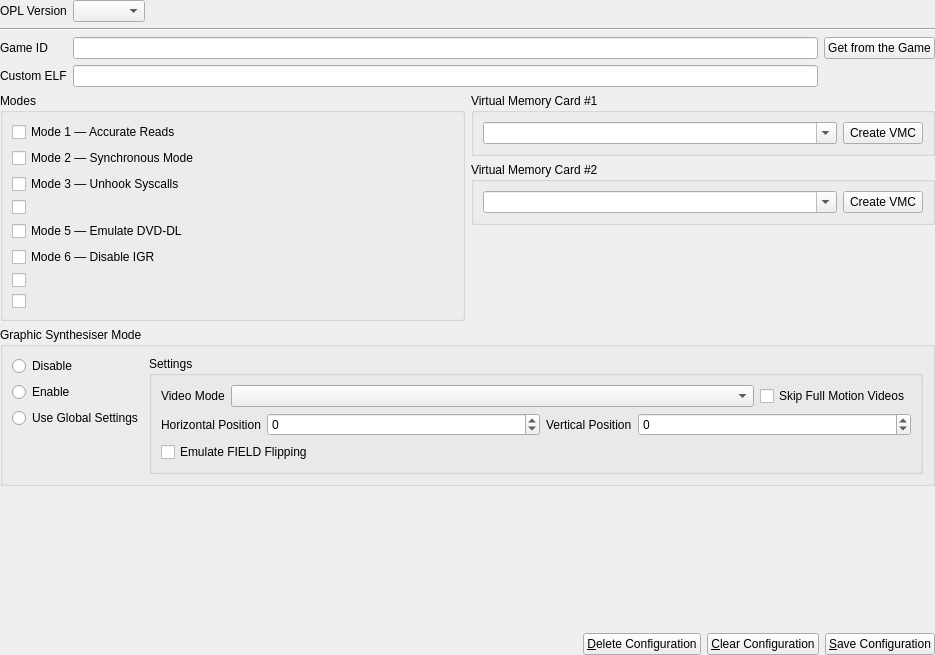
This is src/OplPcTools/UI/GameConfigWidget.ui in brainstream/OPL-PC-Tools as Qt 5 draws it before an edit. The edited form follows.
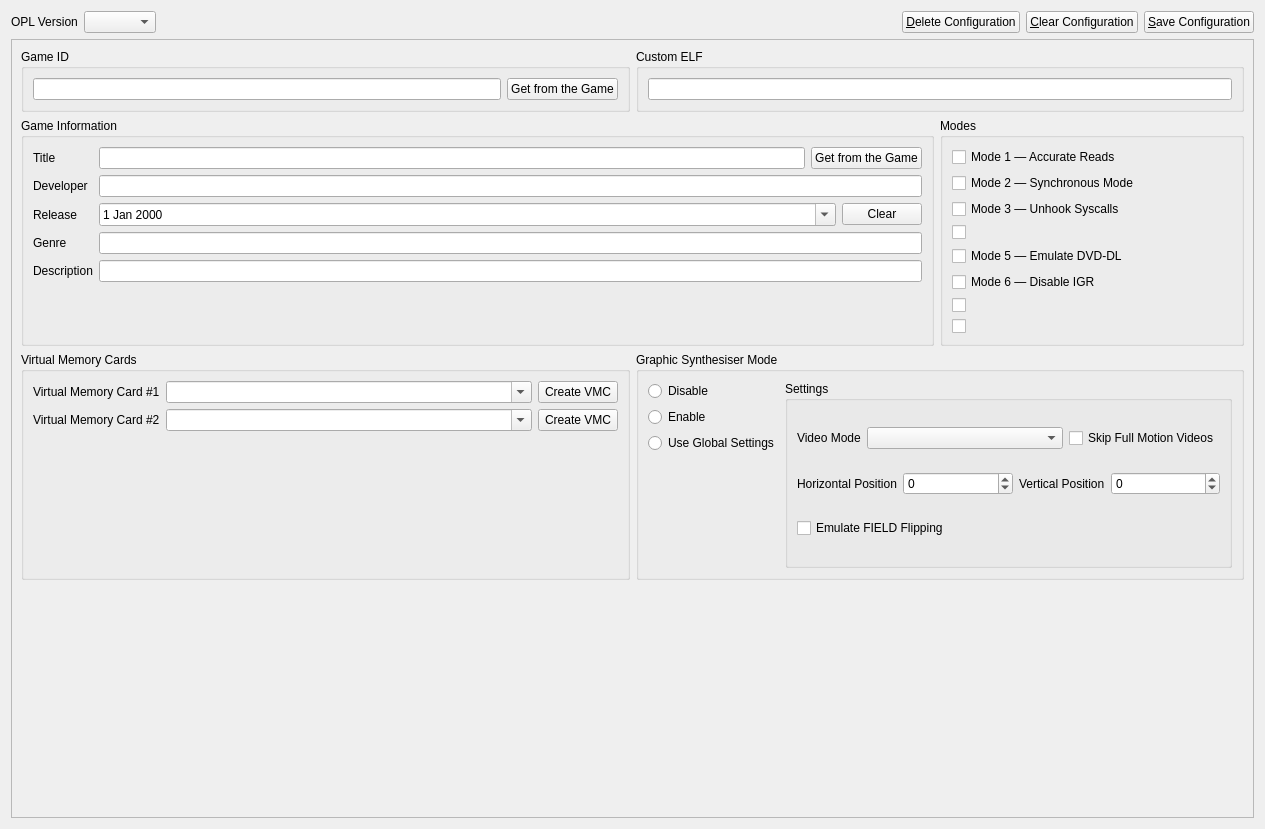
This is the edited form. Icons and pictures are not drawn.

Commit message:
Game configuration: several fields added
- Title
- Genre
- Developer
- Release date
- Description

```diff
--- a/src/OplPcTools/UI/GameConfigWidget.ui
+++ b/src/OplPcTools/UI/GameConfigWidget.ui
@@ -6,37 +6,16 @@
    <rect>
     <x>0</x>
     <y>0</y>
-    <width>935</width>
-    <height>655</height>
+    <width>1265</width>
+    <height>829</height>
    </rect>
   </property>
   <property name="windowTitle">
    <string notr="true"/>
   </property>
   <layout class="QVBoxLayout" name="verticalLayout">
-   <property name="leftMargin">
-    <number>0</number>
-   </property>
-   <property name="topMargin">
-    <number>0</number>
-   </property>
-   <property name="rightMargin">
-    <number>0</number>
-   </property>
-   <property name="bottomMargin">
-    <number>0</number>
-   </property>
    <item>
-    <layout class="QGridLayout" name="mp_layout_4">
-     <item row="4" column="1">
-      <widget class="QLineEdit" name="mp_edit_elf">
-       <property name="clearButtonEnabled">
-        <bool>true</bool>
-       </property>
-      </widget>
-     </item>
-     <item row="0" column="0" colspan="3">
-      <layout class="QHBoxLayout" name="mp_layout_5">
+    <layout class="QHBoxLayout" name="mp_layout">
        <item>
         <widget class="QLabel" name="mp_label_opl_version">
          <property name="text">
@@ -48,7 +27,7 @@
         <widget class="QComboBox" name="mp_combo_opl_version"/>
        </item>
        <item>
-        <spacer name="mp_spacer_4">
+      <spacer name="mp_spacer_3">
          <property name="orientation">
           <enum>Qt::Orientation::Horizontal</enum>
          </property>
@@ -60,53 +39,250 @@
          </property>
         </spacer>
        </item>
-      </layout>
-     </item>
-     <item row="3" column="0">
-      <widget class="QLabel" name="mp_label_game_id">
-       <property name="text">
+     <item>
+      <widget class="QPushButton" name="mp_btn_delete">
+       <property name="text">
+        <string>&amp;Delete Configuration</string>
+       </property>
+       <property name="icon">
+        <iconset resource="../Resources/Resources.qrc">
+         <normaloff>:/images/delete</normaloff>:/images/delete</iconset>
+       </property>
+      </widget>
+     </item>
+     <item>
+      <widget class="QPushButton" name="mp_btn_clear">
+       <property name="text">
+        <string>&amp;Clear Configuration</string>
+       </property>
+       <property name="icon">
+        <iconset resource="../Resources/Resources.qrc">
+         <normaloff>:/images/clear</normaloff>:/images/clear</iconset>
+       </property>
+      </widget>
+     </item>
+     <item>
+      <widget class="QPushButton" name="mp_btn_save">
+       <property name="text">
+        <string>&amp;Save Configuration</string>
+       </property>
+       <property name="icon">
+        <iconset resource="../Resources/Resources.qrc">
+         <normaloff>:/images/save</normaloff>:/images/save</iconset>
+       </property>
+      </widget>
+     </item>
+    </layout>
+   </item>
+   <item>
+    <widget class="QScrollArea" name="mp_scroll_area">
+     <property name="widgetResizable">
+      <bool>true</bool>
+     </property>
+     <widget class="QWidget" name="mp_scroll_widget">
+      <property name="geometry">
+       <rect>
+        <x>0</x>
+        <y>0</y>
+        <width>1253</width>
+        <height>775</height>
+       </rect>
+      </property>
+      <layout class="QVBoxLayout" name="verticalLayout_2">
+       <item>
+        <layout class="QHBoxLayout" name="mp_layout_3">
+         <item>
+          <widget class="QGroupBox" name="mp_groupbox_game_id">
+           <property name="title">
         <string>Game ID</string>
        </property>
-      </widget>
-     </item>
-     <item row="3" column="2">
-      <widget class="QPushButton" name="mp_btn_id_from_game">
-       <property name="text">
-        <string>Get from the Game</string>
-       </property>
-       <property name="icon">
-        <iconset resource="../Resources/Resources.qrc">
-         <normaloff>:/images/restore</normaloff>:/images/restore</iconset>
-       </property>
-      </widget>
-     </item>
-     <item row="3" column="1">
+           <layout class="QHBoxLayout" name="horizontalLayout_8">
+            <item>
       <widget class="QLineEdit" name="mp_edit_game_id">
        <property name="clearButtonEnabled">
         <bool>true</bool>
        </property>
       </widget>
      </item>
-     <item row="4" column="0">
-      <widget class="QLabel" name="mp_label_elf">
+            <item>
+             <widget class="QPushButton" name="mp_btn_id_from_game">
        <property name="text">
+               <string>Get from the Game</string>
+              </property>
+              <property name="icon">
+               <iconset resource="../Resources/Resources.qrc">
+                <normaloff>:/images/restore</normaloff>:/images/restore</iconset>
+              </property>
+             </widget>
+            </item>
+           </layout>
+          </widget>
+         </item>
+         <item>
+          <widget class="QGroupBox" name="mp_groupbox_custom_elf">
+           <property name="title">
         <string>Custom ELF</string>
        </property>
-      </widget>
-     </item>
-     <item row="1" column="0" colspan="3">
-      <widget class="Line" name="mp_line">
-       <property name="orientation">
-        <enum>Qt::Orientation::Horizontal</enum>
-       </property>
+           <layout class="QHBoxLayout" name="horizontalLayout_9">
+            <item>
+             <widget class="QLineEdit" name="mp_edit_elf">
+              <property name="clearButtonEnabled">
+               <bool>true</bool>
+              </property>
+             </widget>
+            </item>
+           </layout>
       </widget>
      </item>
     </layout>
    </item>
    <item>
     <layout class="QHBoxLayout" name="mp_layout_2">
+         <item>
+          <widget class="QGroupBox" name="mp_groupbox_game_info">
+           <property name="sizePolicy">
+            <sizepolicy hsizetype="Expanding" vsizetype="Preferred">
+             <horstretch>3</horstretch>
+             <verstretch>0</verstretch>
+            </sizepolicy>
+           </property>
+           <property name="title">
+            <string>Game Information</string>
+           </property>
+           <layout class="QFormLayout" name="formLayout_2">
+            <item row="0" column="0">
+             <widget class="QLabel" name="mp_label_game_title">
+              <property name="text">
+               <string>Title</string>
+              </property>
+             </widget>
+            </item>
+            <item row="0" column="1">
+             <layout class="QHBoxLayout" name="mp_layout_9">
+              <item>
+               <widget class="QLineEdit" name="mp_game_edit_title">
+                <property name="clearButtonEnabled">
+                 <bool>true</bool>
+                </property>
+               </widget>
+              </item>
+              <item>
+               <widget class="QPushButton" name="mp_btn_game_title_from_game">
+                <property name="sizePolicy">
+                 <sizepolicy hsizetype="Fixed" vsizetype="Fixed">
+                  <horstretch>0</horstretch>
+                  <verstretch>0</verstretch>
+                 </sizepolicy>
+                </property>
+                <property name="text">
+                 <string>Get from the Game</string>
+                </property>
+                <property name="icon">
+                 <iconset resource="../Resources/Resources.qrc">
+                  <normaloff>:/images/restore</normaloff>:/images/restore</iconset>
+                </property>
+               </widget>
+              </item>
+             </layout>
+            </item>
+            <item row="1" column="0">
+             <widget class="QLabel" name="mp_lablel_game_developer">
+              <property name="text">
+               <string>Developer</string>
+              </property>
+             </widget>
+            </item>
+            <item row="1" column="1">
+             <widget class="QLineEdit" name="mp_edit_game_developer">
+              <property name="clearButtonEnabled">
+               <bool>true</bool>
+              </property>
+             </widget>
+            </item>
+            <item row="2" column="0">
+             <widget class="QLabel" name="mp_label_game_release">
+              <property name="text">
+               <string>Release</string>
+              </property>
+             </widget>
+            </item>
+            <item row="2" column="1">
+             <layout class="QHBoxLayout" name="mp_layout_4">
+              <item>
+               <widget class="QDateEdit" name="mp_date_edit_game_release">
+                <property name="sizePolicy">
+                 <sizepolicy hsizetype="Expanding" vsizetype="Fixed">
+                  <horstretch>0</horstretch>
+                  <verstretch>0</verstretch>
+                 </sizepolicy>
+                </property>
+                <property name="specialValueText">
+                 <string>&lt;Not set&gt;</string>
+                </property>
+                <property name="minimumDate">
+                 <date>
+                  <year>1994</year>
+                  <month>1</month>
+                  <day>1</day>
+                 </date>
+                </property>
+                <property name="calendarPopup">
+                 <bool>true</bool>
+                </property>
+               </widget>
+              </item>
+              <item>
+               <widget class="QPushButton" name="mp_btn_clear_game_release_date">
+                <property name="text">
+                 <string>Clear</string>
+                </property>
+                <property name="icon">
+                 <iconset resource="../Resources/Resources.qrc">
+                  <normaloff>:/images/clear</normaloff>:/images/clear</iconset>
+                </property>
+               </widget>
+              </item>
+             </layout>
+            </item>
+            <item row="3" column="0">
+             <widget class="QLabel" name="mp_label_game_genre">
+              <property name="text">
+               <string>Genre</string>
+              </property>
+             </widget>
+            </item>
+            <item row="3" column="1">
+             <widget class="QLineEdit" name="mp_edit_game_genre">
+              <property name="clearButtonEnabled">
+               <bool>true</bool>
+              </property>
+             </widget>
+            </item>
+            <item row="4" column="0">
+             <widget class="QLabel" name="mp_label_game_description">
+              <property name="text">
+               <string>Description</string>
+              </property>
+             </widget>
+            </item>
+            <item row="4" column="1">
+             <widget class="QLineEdit" name="mp_edit_game_description">
+              <property name="clearButtonEnabled">
+               <bool>true</bool>
+              </property>
+             </widget>
+            </item>
+           </layout>
+          </widget>
+         </item>
      <item>
       <widget class="QGroupBox" name="mp_groupbox_modes">
+           <property name="sizePolicy">
+            <sizepolicy hsizetype="Expanding" vsizetype="Preferred">
+             <horstretch>1</horstretch>
+             <verstretch>0</verstretch>
+            </sizepolicy>
+           </property>
        <property name="title">
         <string>Modes</string>
        </property>
@@ -170,21 +346,38 @@
        </layout>
       </widget>
      </item>
+        </layout>
+       </item>
      <item>
-      <layout class="QVBoxLayout" name="mp_layout_3">
+        <layout class="QHBoxLayout" name="mp_layout_5">
        <item>
         <widget class="QGroupBox" name="mp_groupbox_vmc0">
+           <property name="minimumSize">
+            <size>
+             <width>0</width>
+             <height>200</height>
+            </size>
+           </property>
          <property name="title">
+            <string>Virtual Memory Cards</string>
+           </property>
+           <property name="checked">
+            <bool>false</bool>
+           </property>
+           <layout class="QFormLayout" name="formLayout_3">
+            <item row="0" column="0">
+             <widget class="QLabel" name="mp_label_vmc1">
+              <property name="text">
           <string>Virtual Memory Card #1</string>
          </property>
-         <property name="checked">
-          <bool>false</bool>
-         </property>
+             </widget>
+            </item>
+            <item row="0" column="1">
          <layout class="QHBoxLayout" name="horizontalLayout_2">
           <item>
            <widget class="QComboBox" name="mp_combo_vmc0">
             <property name="sizePolicy">
-             <sizepolicy hsizetype="Preferred" vsizetype="Fixed">
+                 <sizepolicy hsizetype="Expanding" vsizetype="Fixed">
               <horstretch>2</horstretch>
               <verstretch>0</verstretch>
              </sizepolicy>
@@ -218,21 +411,20 @@
            </widget>
           </item>
          </layout>
-        </widget>
-       </item>
-       <item>
-        <widget class="QGroupBox" name="mp_groupbox_vmc1">
-         <property name="title">
+            </item>
+            <item row="1" column="0">
+             <widget class="QLabel" name="mp_label_vmc2">
+              <property name="text">
           <string>Virtual Memory Card #2</string>
          </property>
-         <property name="checked">
-          <bool>false</bool>
-         </property>
+             </widget>
+            </item>
+            <item row="1" column="1">
          <layout class="QHBoxLayout" name="horizontalLayout_3">
           <item>
            <widget class="QComboBox" name="mp_combo_vmc1">
             <property name="sizePolicy">
-             <sizepolicy hsizetype="Preferred" vsizetype="Fixed">
+                 <sizepolicy hsizetype="Expanding" vsizetype="Fixed">
               <horstretch>2</horstretch>
               <verstretch>0</verstretch>
              </sizepolicy>
@@ -266,9 +458,8 @@
            </widget>
           </item>
          </layout>
-        </widget>
-       </item>
-       <item>
+            </item>
+            <item row="2" column="1">
         <spacer name="mp_spacer_2">
          <property name="orientation">
           <enum>Qt::Orientation::Vertical</enum>
@@ -276,17 +467,22 @@
          <property name="sizeHint" stdset="0">
           <size>
            <width>20</width>
-           <height>40</height>
+                <height>0</height>
           </size>
          </property>
         </spacer>
        </item>
       </layout>
-     </item>
-    </layout>
+          </widget>
    </item>
    <item>
     <widget class="QGroupBox" name="mp_groupbox_gsm">
+           <property name="sizePolicy">
+            <sizepolicy hsizetype="Expanding" vsizetype="Preferred">
+             <horstretch>0</horstretch>
+             <verstretch>0</verstretch>
+            </sizepolicy>
+           </property>
      <property name="title">
       <string>Graphic Synthesiser Mode</string>
      </property>
@@ -468,6 +664,8 @@
      </layout>
     </widget>
    </item>
+        </layout>
+       </item>
    <item>
     <spacer name="mp_spacer">
      <property name="orientation">
@@ -481,55 +679,9 @@
      </property>
     </spacer>
    </item>
-   <item>
-    <layout class="QHBoxLayout" name="mp_layout">
-     <item>
-      <spacer name="mp_spacer_3">
-       <property name="orientation">
-        <enum>Qt::Orientation::Horizontal</enum>
-       </property>
-       <property name="sizeHint" stdset="0">
-        <size>
-         <width>40</width>
-         <height>20</height>
-        </size>
-       </property>
-      </spacer>
-     </item>
-     <item>
-      <widget class="QPushButton" name="mp_btn_delete">
-       <property name="text">
-        <string>&amp;Delete Configuration</string>
-       </property>
-       <property name="icon">
-        <iconset resource="../Resources/Resources.qrc">
-         <normaloff>:/images/delete</normaloff>:/images/delete</iconset>
-       </property>
-      </widget>
-     </item>
-     <item>
-      <widget class="QPushButton" name="mp_btn_clear">
-       <property name="text">
-        <string>&amp;Clear Configuration</string>
-       </property>
-       <property name="icon">
-        <iconset resource="../Resources/Resources.qrc">
-         <normaloff>:/images/clear</normaloff>:/images/clear</iconset>
-       </property>
-      </widget>
-     </item>
-     <item>
-      <widget class="QPushButton" name="mp_btn_save">
-       <property name="text">
-        <string>&amp;Save Configuration</string>
-       </property>
-       <property name="icon">
-        <iconset resource="../Resources/Resources.qrc">
-         <normaloff>:/images/save</normaloff>:/images/save</iconset>
-       </property>
-      </widget>
-     </item>
-    </layout>
+      </layout>
+     </widget>
+    </widget>
    </item>
   </layout>
  </widget>
```
Left out of the diff: 14 changed lines with no effect on the pictures. Lines whose indentation alone changed are shown as unchanged. The commit also changes 6 other files.
